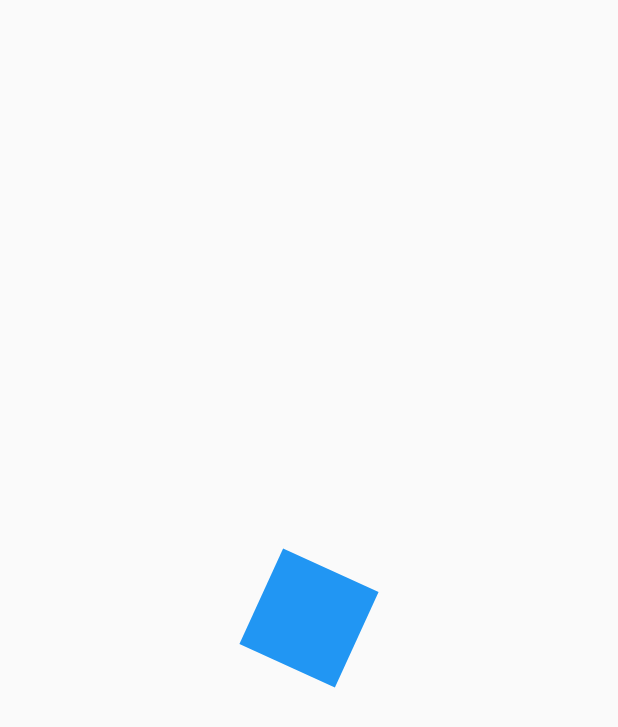
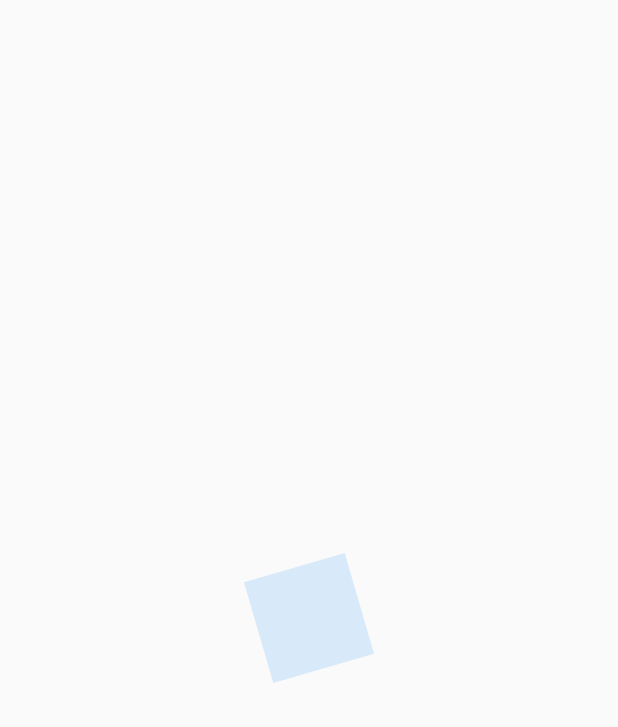
Before and after one commit to JeancarlosCarvajal/Disenos-personalizados-FLutter-Custom-Painters, a Flutter app: the screen it shows after launch, on a phone screen of 412 x 824 dp. Shown: the top 727 px of the screen. Run offline on Flutter 3.47's test engine with Material 2 defaults, Android fonts, the phone set to English and light mode, and no system bars.

Commit message:
Animaciones Listas

```diff
--- a/lib/src/pages/animations_page.dart
+++ b/lib/src/pages/animations_page.dart
@@ -1,12 +1,12 @@
 import 'package:flutter/material.dart';
-
+import 'dart:math' as Math;
 class AnimationsPage extends StatelessWidget {
 
   const AnimationsPage({Key? key}) : super(key: key);
 
   @override
   Widget build(BuildContext context) {
-    return Scaffold(
+    return const Scaffold(
       body: Center(
          child: CuadradoAnimado(),
       ),
@@ -34,18 +34,41 @@ class _CuadradoAnimadoState extends State<CuadradoAnimado> with SingleTickerProv
   // es el tipo de cosa que quiero animar
   late Animation<double> rotation;
 
+  // controlar la opacidad
+  late Animation<double> opacidad;
+
   //inicializat el objeto
   @override
   void initState() { // importante en el fulwidget
     // inicializar el controller
     // vsync es la fps de la animacion
     // SingleTickerProviderStateMixin se agrego para poder usar el this en controller AnimationCOntroller
+    // ver documentacion de las curves https://easings.net/en
     controller = AnimationController(
-      vsync: this, duration: Duration(milliseconds: 4000)
+      vsync: this, duration: const Duration(milliseconds: 4000)
     );
 
+    // controllar la opacidad
+    opacidad = Tween(begin: 0.1, end: 1.0).animate(controller);
+
     // hacer la rotacion. el controller es el que manda a la animacion
-    rotation = Tween(begin: 0.0, end: 2.0).animate(controller);
+    // rotation = Tween(begin: 0.0, end: 2 * Math.pi ).animate(controller);
+    rotation = Tween(begin: 0.0, end: 2 * Math.pi ).animate(
+      CurvedAnimation(parent: controller, curve: Curves.easeInOutBack)
+    );
+
+    // siempre en el init state se debe colocar los listener
+    controller.addListener(() {
+      print('jean: Status: ${controller.status}');
+      if(controller.status == AnimationStatus.completed){
+        controller.reverse();
+        // controller.reset();
+      }
+      // else if(controller.status == AnimationStatus.dismissed){
+      //   controller.forward();
+      // }
+
+    });
 
     super.initState();
   }
@@ -62,15 +85,19 @@ class _CuadradoAnimadoState extends State<CuadradoAnimado> with SingleTickerProv
   Widget build(BuildContext context) {
     // para reproducir
     controller.forward();
+    // controller.repeat(); // repite por la eternidad
     return AnimatedBuilder(
       animation: controller,
-      // child: const _Rectangulo(), // otra opcion 1
-      builder: (BuildContext context, Widget? child) {
+      child: const _Rectangulo(), // otra opcion 1
+      builder: (BuildContext context, Widget? childRectangulo) {
         print('jean: ${rotation.value}');
         return  Transform.rotate(
           angle: rotation.value,
           // child: child, // otra opcion 1
-          child: const _Rectangulo()
+          child: Opacity(
+            opacity: opacidad.value,
+            child: childRectangulo
+          )
         );
       },
     );
--- a/lib/src/widgets/headers.dart
+++ b/lib/src/widgets/headers.dart
@@ -7,7 +7,7 @@ class HeaderCuadrado extends StatelessWidget {
   Widget build(BuildContext context) {
     return Container(
       height: 300,
-      color: Color(0xff615aab),
+      color: const Color(0xff615aab),
     );
   }
 }
```
